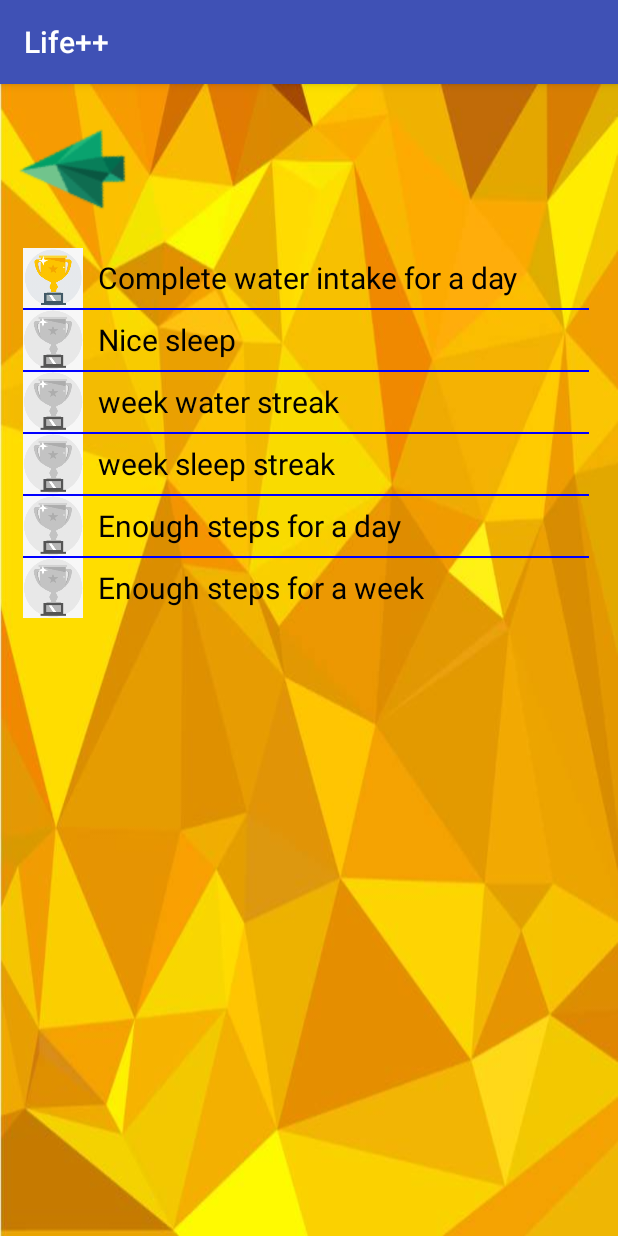
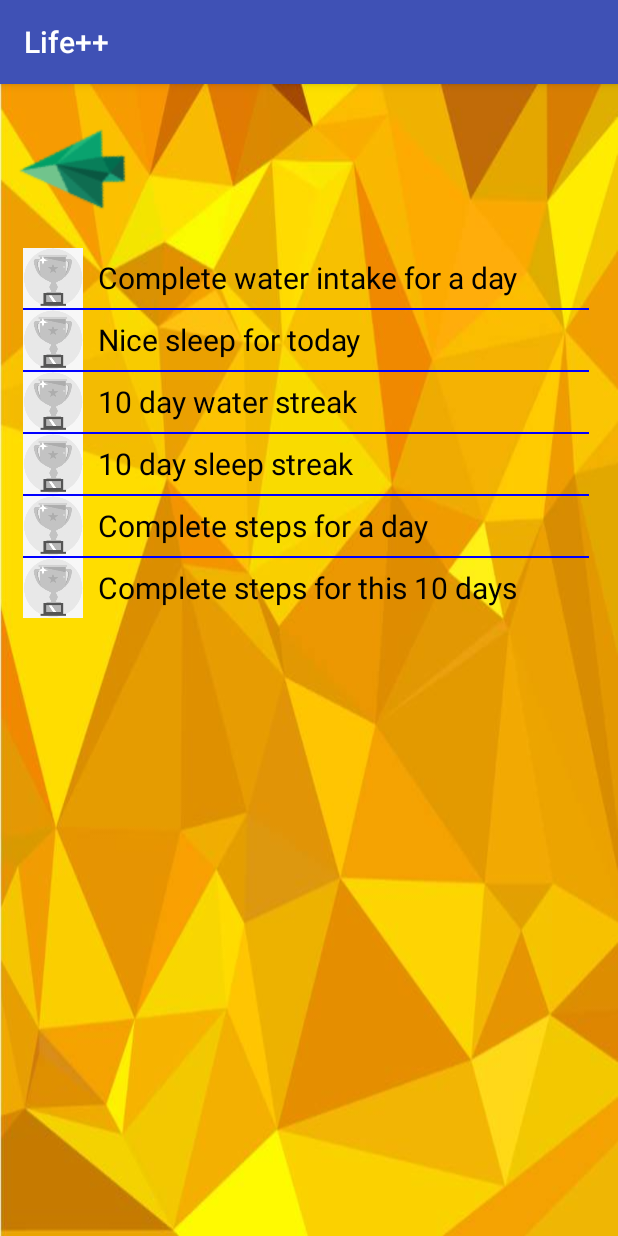
Before and after one commit to shcruben/PDM_Life, an Android app: the ActivityAchievement screen opened directly, with no data from a screen before it, on a phone screen of 412 x 824 dp. Run offline under Robolectric (Android 15) with nearby library versions, the phone set to English and light mode, and no system bars; libraries missing offline, so code that uses them is left out: com.jjoe64.graphview, retrofit.client; 2 statements that could not run were skipped.

Commit message:
Mejora vista heartrate value y trofeos linked to shared preferences

```diff
--- a/app/src/main/java/com/iteso/ruben/proyectoversion1/ActivityAchievement.java
+++ b/app/src/main/java/com/iteso/ruben/proyectoversion1/ActivityAchievement.java
@@ -188,7 +188,7 @@ private Callback sleepEventListCallbackListener = new Callback<Object>() {
     public boolean AchieveSteps(double steps){
         boolean nice;
 
-        nice = (steps >= 75000)? true : false;
+        nice = (steps >= 5000)? true : false;
 
         return nice;
     }
--- a/app/src/main/java/com/iteso/ruben/proyectoversion1/MyAchieveAdapter.java
+++ b/app/src/main/java/com/iteso/ruben/proyectoversion1/MyAchieveAdapter.java
@@ -1,12 +1,15 @@
 package com.iteso.ruben.proyectoversion1;
 
 import android.content.Context;
+import android.content.SharedPreferences;
 import android.view.LayoutInflater;
 import android.view.View;
 import android.view.ViewGroup;
 import android.widget.ArrayAdapter;
 import android.widget.ImageView;
 import android.widget.TextView;
+
+import com.iteso.ruben.proyectoversion1.beans.Constants;
 
 /**
  * Created by Elizabeth on 31/10/17.
@@ -16,6 +19,7 @@ public class MyAchieveAdapter extends ArrayAdapter<String> {
 
         private final Context context;
         private final String[] values;
+        private boolean sleepCompleteTen,stepsCompleteTen,stepsTodayComplete,sleepTodayComplete,waterCompleteToday;
 
     public MyAchieveAdapter(Context context, String[] values) {
         super(context, R.layout.achieves_list_item,values);
@@ -33,10 +37,22 @@ public class MyAchieveAdapter extends ArrayAdapter<String> {
         textView.setText(values[position]);
 
         String throphy_done = values[position];
+        SharedPreferences sharedPreferences = context.getSharedPreferences(Constants.USER_PREFRENCES,
+                Context.MODE_PRIVATE);
+        sleepCompleteTen = (sharedPreferences.getBoolean("hoursSleepComplete", false));
+        stepsCompleteTen = sharedPreferences.getBoolean("stepsComplete", false);
+        stepsTodayComplete = (sharedPreferences.getLong("todaySteps",(long)  0.0)>7500)?true:false;
+        sleepTodayComplete = (sharedPreferences.getLong("todayHours", (long) 0)>7)?true:false;
+        waterCompleteToday = sharedPreferences.getBoolean("isCompletedToday", false);
 
-        if(throphy_done.startsWith("Complete")){
+        if(sleepCompleteTen & throphy_done.startsWith("10 day sleep streak")){
             imageView.setImageResource(R.drawable.achieve_yes);
         }
+        else if(stepsCompleteTen & throphy_done.startsWith("Complete steps for this 10 days")){
+            imageView.setImageResource(R.drawable.achieve_yes);}
+        else if(stepsTodayComplete & throphy_done.startsWith("Complete steps for a day")){}
+        else if(sleepTodayComplete & throphy_done.startsWith("Nice sleep for today")){}
+        else if(waterCompleteToday & throphy_done.startsWith("Complete water intake for a day")){}
         else{
             imageView.setImageResource(R.drawable.noachieve);
         }
--- a/app/src/main/res/values/strings.xml
+++ b/app/src/main/res/values/strings.xml
@@ -11,11 +11,11 @@
 
     <string-array name="myGoals">
         <item>Complete water intake for a day</item>
-        <item>Nice sleep</item>
-        <item>week water streak </item>
-        <item>week sleep streak </item>
-        <item>Enough steps for a day </item>
-        <item>Enough steps for a week </item>
+        <item>Nice sleep for today</item>
+        <item>10 day water streak </item>
+        <item>10 day sleep streak </item>
+        <item>Complete steps for a day </item>
+        <item>Complete steps for this 10 days </item>
     </string-array>
 
     <string name="next">NEXT</string>
--- a/build.gradle
+++ b/build.gradle
@@ -6,7 +6,7 @@ buildscript {
         google()
     }
     dependencies {
-        classpath 'com.android.tools.build:gradle:3.0.1'
+        classpath 'com.android.tools.build:gradle:2.3.3'
 
         // NOTE: Do not place your application dependencies here; they belong
         // in the individual module build.gradle files
```
Also changed, not shown: app/src/main/java/com/iteso/ruben/proyectoversion1/ActivityHeartRateMonitor.java (+9 -1 lines), 3 other files.
